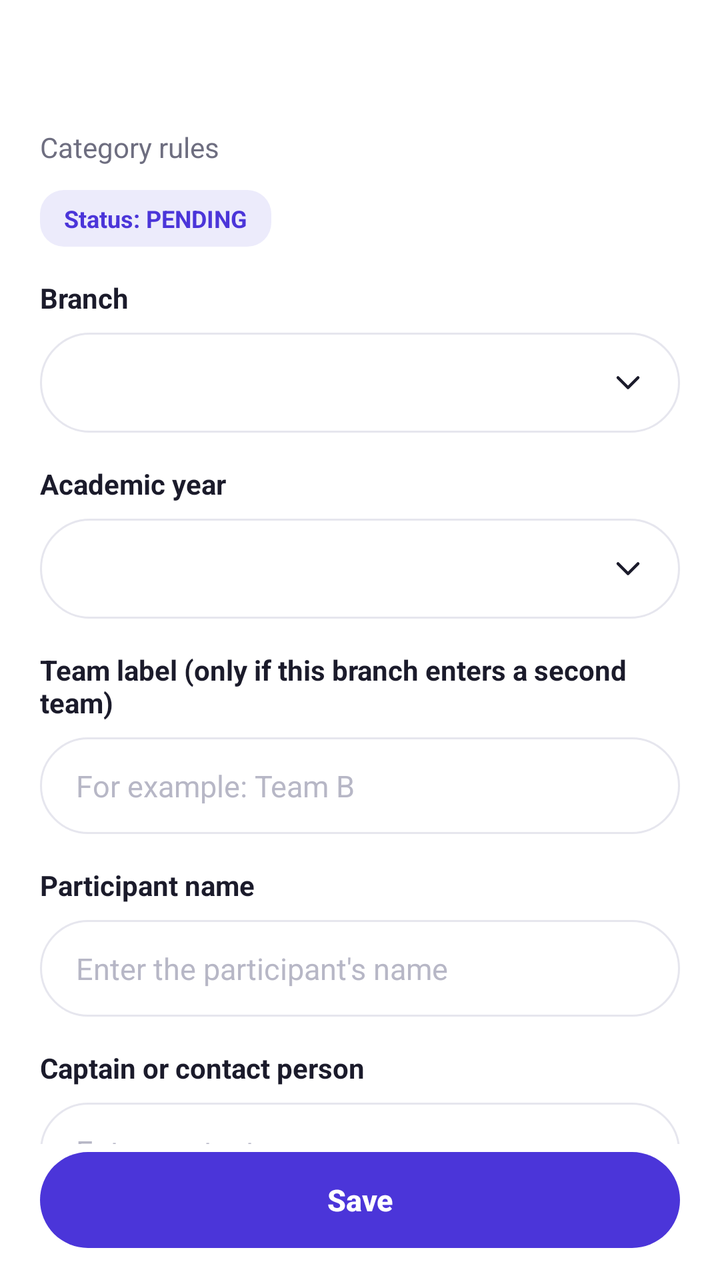
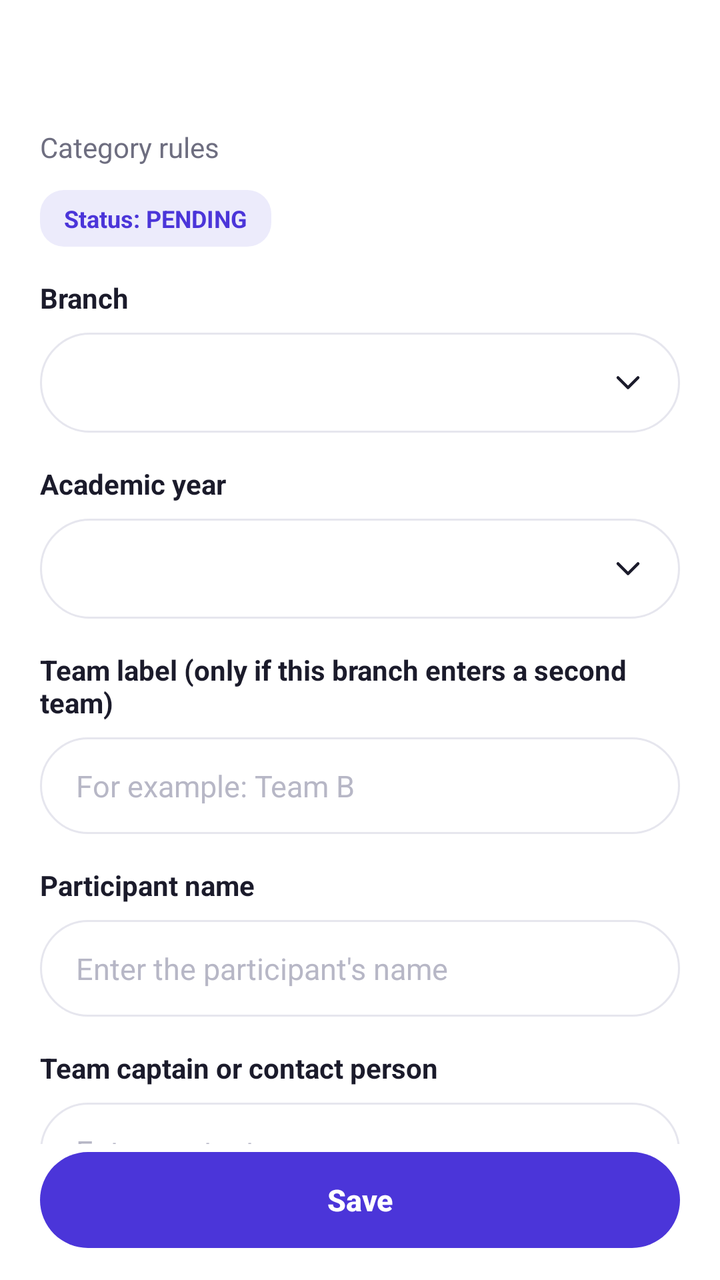

Screens rendered from an Android XML layout before and after an edit, with the pre-edit source and the edit as a unified diff.
<!-- AndroidManifest.xml: application theme Theme.FlaviumArena -->
<!-- res/layout/activity_registration_edit.xml -->
<?xml version="1.0" encoding="utf-8"?>
<LinearLayout xmlns:android="http://schemas.android.com/apk/res/android"
    android:id="@+id/main"
    android:layout_width="match_parent"
    android:layout_height="match_parent"
    android:orientation="vertical">

    <include layout="@layout/toolbar" />

    <ScrollView
        android:layout_width="match_parent"
        android:layout_height="0dp"
        android:layout_weight="1"
        android:scrollbars="none">

        <LinearLayout
            android:layout_width="match_parent"
            android:layout_height="wrap_content"
            android:orientation="vertical"
            android:paddingStart="20dp"
            android:paddingEnd="20dp"
            android:paddingBottom="16dp">

            <TextView
                android:id="@+id/tvRegHint"
                style="@style/Arena.Body"
                android:text="Category rules" />

            <TextView
                android:id="@+id/tvRegStatus"
                android:layout_width="wrap_content"
                android:layout_height="wrap_content"
                android:layout_marginTop="12dp"
                android:background="@drawable/bg_badge"
                android:paddingStart="12dp"
                android:paddingTop="6dp"
                android:paddingEnd="12dp"
                android:paddingBottom="6dp"
                android:text="Status: PENDING"
                android:textColor="@color/primary"
                android:textSize="12sp"
                android:textStyle="bold" />

            
            <TextView
                android:id="@+id/tvRegNote"
                android:layout_width="match_parent"
                android:layout_height="wrap_content"
                android:layout_marginTop="12dp"
                android:background="@drawable/bg_banner"
                android:padding="12dp"
                android:textColor="@color/banner_text"
                android:textSize="12sp"
                android:visibility="gone" />

            
            <TextView
                style="@style/Arena.Label"
                android:text="Branch" />

            <Spinner
                android:id="@+id/spRegBranch"
                android:layout_width="match_parent"
                android:layout_height="50dp" />

            <TextView
                style="@style/Arena.Label"
                android:text="Academic year" />

            <Spinner
                android:id="@+id/spRegYear"
                android:layout_width="match_parent"
                android:layout_height="50dp" />

            
            <TextView
                android:id="@+id/tvTeamLabelLabel"
                style="@style/Arena.Label"
                android:text="Team label (only if this branch enters a second team)" />

            <EditText
                android:id="@+id/etTeamLabel"
                android:layout_width="match_parent"
                android:layout_height="wrap_content"
                android:hint="For example: Team B"
                android:inputType="textCapWords" />

            
            <TextView
                android:id="@+id/tvRegNameLabel"
                style="@style/Arena.Label"
                android:text="Participant name" />

            <EditText
                android:id="@+id/etRegName"
                android:layout_width="match_parent"
                android:layout_height="wrap_content"
                android:hint="Enter the participant's name"
                android:inputType="textPersonName|textCapWords" />

            <TextView
                style="@style/Arena.Label"
                android:text="Captain or contact person" />

            <EditText
                android:id="@+id/etContactName"
                android:layout_width="match_parent"
                android:layout_height="wrap_content"
                android:hint="Enter contact name"
                android:inputType="textPersonName|textCapWords" />

            <TextView
                style="@style/Arena.Label"
                android:text="Contact phone (never shown to the public)" />

            <EditText
                android:id="@+id/etContactPhone"
                android:layout_width="match_parent"
                android:layout_height="wrap_content"
                android:hint="Enter phone number"
                android:inputType="phone" />

            <TextView
                android:id="@+id/tvMembersLabel"
                style="@style/Arena.Label"
                android:text="Team members, one name per line" />

            <EditText
                android:id="@+id/etMembers"
                android:layout_width="match_parent"
                android:layout_height="wrap_content"
                android:gravity="top"
                android:hint="Member names"
                android:inputType="textMultiLine|textCapWords"
                android:minLines="4" />

            
            <TextView
                style="@style/Arena.Label"
                android:text="Team logo (optional)" />

            <LinearLayout
                android:layout_width="match_parent"
                android:layout_height="wrap_content"
                android:gravity="center_vertical"
                android:orientation="horizontal">

                <ImageView
                    android:id="@+id/ivRegLogo"
                    android:layout_width="64dp"
                    android:layout_height="64dp"
                    android:background="@drawable/bg_circle_soft"
                    android:contentDescription="Team logo"
                    android:padding="18dp"
                    android:src="@drawable/ic_users" />

                <Button
                    android:id="@+id/btnPickLogo"
                    style="@style/Widget.Arena.Button.Small"
                    android:layout_width="0dp"
                    android:layout_height="wrap_content"
                    android:layout_marginStart="14dp"
                    android:layout_weight="1"
                    android:text="Choose a picture" />
            </LinearLayout>

            <Button
                android:id="@+id/btnApprove"
                style="@style/Widget.Arena.Button.Soft"
                android:layout_width="match_parent"
                android:layout_height="wrap_content"
                android:layout_marginTop="20dp"
                android:text="Approve"
                android:visibility="gone" />

            <Button
                android:id="@+id/btnReject"
                style="@style/Widget.Arena.Button.Soft"
                android:layout_width="match_parent"
                android:layout_height="wrap_content"
                android:text="Reject"
                android:visibility="gone" />

            <Button
                android:id="@+id/btnDeleteReg"
                style="@style/Widget.Arena.Button.Danger"
                android:layout_width="match_parent"
                android:layout_height="wrap_content"
                android:text="Delete registration"
                android:visibility="gone" />
        </LinearLayout>
    </ScrollView>

    <Button
        android:id="@+id/btnSaveReg"
        android:layout_width="match_parent"
        android:layout_height="wrap_content"
        android:layout_marginStart="20dp"
        android:layout_marginEnd="20dp"
        android:layout_marginBottom="12dp"
        android:text="Save" />
</LinearLayout>
<!-- res/layout/toolbar.xml (included above) -->
<?xml version="1.0" encoding="utf-8"?>
<com.google.android.material.appbar.MaterialToolbar xmlns:android="http://schemas.android.com/apk/res/android"
    xmlns:app="http://schemas.android.com/apk/res-auto"
    android:id="@+id/toolbar"
    android:layout_width="match_parent"
    android:layout_height="?attr/actionBarSize"
    app:navigationIconTint="@color/text_primary" />
<!-- resources referenced by this layout -->
<resources>
  <color name="banner_text">#664D03</color>
  <color name="primary">#4B35D9</color>
  <color name="text_primary">#1B1B2B</color>
  <!-- drawable bg_badge (drawable) -->
  ﻿<?xml version="1.0" encoding="utf-8"?>
  <shape xmlns:android="http://schemas.android.com/apk/res/android" android:shape="rectangle">
      <solid android:color="@color/lavender" />
      <corners android:radius="12dp" />
  </shape>
  <!-- drawable bg_banner (drawable) -->
  ﻿<?xml version="1.0" encoding="utf-8"?>
  <shape xmlns:android="http://schemas.android.com/apk/res/android" android:shape="rectangle">
      <solid android:color="@color/banner_background" />
      <corners android:radius="12dp" />
  </shape>
  <!-- drawable bg_circle_soft (drawable) -->
  ﻿<?xml version="1.0" encoding="utf-8"?>
  <shape xmlns:android="http://schemas.android.com/apk/res/android" android:shape="oval">
      <solid android:color="@color/lavender" />
  </shape>
  <style name="Arena.Body">
          <item name="android:layout_width">match_parent</item>
          <item name="android:layout_height">wrap_content</item>
          <item name="android:textSize">14sp</item>
          <item name="android:lineSpacingExtra">4dp</item>
          <item name="android:textColor">@color/text_secondary</item>
      </style>
  <style name="Widget.Arena.Button.Danger">
          <item name="backgroundTint">@color/danger_soft</item>
          <item name="android:textColor">@color/danger</item>
      </style>
  <style name="Widget.Arena.Button.Small">
          <item name="android:minHeight">44dp</item>
          <item name="android:textSize">13sp</item>
          <item name="backgroundTint">@color/primary_soft</item>
          <item name="android:textColor">@color/primary</item>
      </style>
  <style name="Widget.Arena.Button.Soft">
          <item name="backgroundTint">@color/primary_soft</item>
          <item name="android:textColor">@color/primary</item>
          <item name="iconTint">@color/primary</item>
      </style>
  <style name="Theme.FlaviumArena" parent="Base.Theme.FlaviumArena" />
  <color name="lavender">#ECEBFB</color>
  <color name="banner_background">#FFF3CD</color>
  <color name="text_secondary">#6E6E80</color>
  <color name="danger_soft">#FDE7E9</color>
  <color name="danger">#E0303B</color>
  <color name="primary_soft">#E1E2FA</color>
  <color name="white">#FFFFFFFF</color>
  <color name="surface">#FFFFFF</color>
  <color name="text_hint">#B7B7C6</color>
  <style name="Widget.Arena.Button" parent="Widget.Material3.Button">
          <item name="android:minHeight">56dp</item>
          <item name="android:textSize">15sp</item>
          <item name="android:textStyle">bold</item>
          <item name="android:letterSpacing">0</item>
          <item name="android:textAllCaps">false</item>
          <item name="cornerRadius">28dp</item>
      </style>
  <style name="Widget.Arena.Spinner" parent="Widget.AppCompat.Spinner">
          <item name="android:background">@drawable/bg_spinner</item>
          <item name="android:paddingStart">10dp</item>
          <item name="android:paddingEnd">40dp</item>
      </style>
  <style name="Widget.Arena.Toolbar" parent="Widget.Material3.Toolbar">
          <item name="titleTextAppearance">@style/TextAppearance.Arena.ToolbarTitle</item>
          <item name="android:background">@color/surface</item>
      </style>
  <!-- drawable bg_input (drawable) -->
  ﻿<?xml version="1.0" encoding="utf-8"?>
  <shape xmlns:android="http://schemas.android.com/apk/res/android" android:shape="rectangle">
      <solid android:color="@color/surface" />
      <stroke android:width="1dp" android:color="@color/stroke" />
      <corners android:radius="26dp" />
  </shape>
  <style name="TextAppearance.Arena.ToolbarTitle" parent="TextAppearance.Material3.TitleMedium">
          <item name="android:textSize">18sp</item>
          <item name="android:textStyle">bold</item>
          <item name="android:textColor">@color/text_primary</item>
      </style>
  <color name="stroke">#E6E6EE</color>
  <!-- unchanged entries left out for length: 7 -->
</resources>

<!-- the commit's change to res/layout/activity_registration_edit.xml (unified diff, before → after) -->
@@ -100,7 +100,7 @@
 
             <TextView
                 style="@style/Arena.Label"
-                android:text="Captain or contact person" />
+                android:text="Team captain or contact person" />
 
             <EditText
                 android:id="@+id/etContactName"
